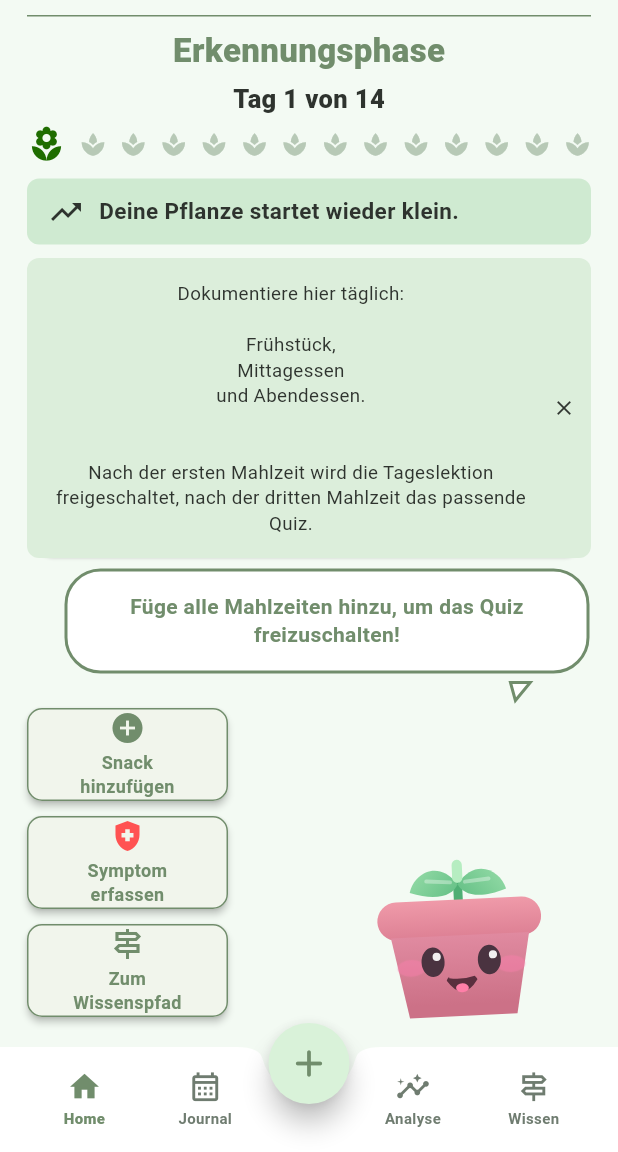
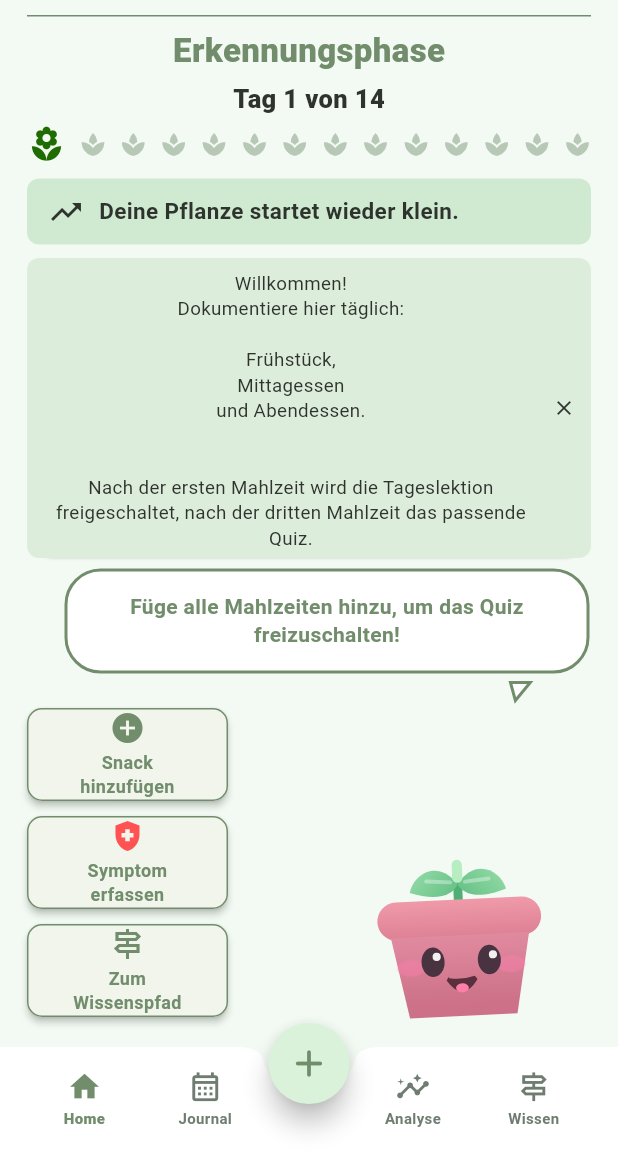
Before and after one commit to annastache/DGS-Project-Prototype, a Flutter app: the screen it shows after launch, on a phone screen of 412 x 824 dp, the part 84-1236 px from its top. Run offline on Flutter 3.47's test engine with Material 3 defaults, Android fonts, the phone set to English and light mode, and no system bars.

Commit message:
final commit? (Willkommen)

```diff
--- a/lib/screens/home_screen.dart
+++ b/lib/screens/home_screen.dart
@@ -278,7 +278,7 @@ class _HomeScreenState extends State<HomeScreen> {
                     children: [
                       Expanded(
                         child: Text(
-                          'Dokumentiere hier täglich:\n\nFrühstück,\nMittagessen\nund Abendessen.\n\n\nNach der ersten Mahlzeit wird die Tageslektion freigeschaltet, nach der dritten Mahlzeit das passende Quiz.',
+                          'Willkommen!\nDokumentiere hier täglich:\n\nFrühstück,\nMittagessen\nund Abendessen.\n\n\nNach der ersten Mahlzeit wird die Tageslektion freigeschaltet, nach der dritten Mahlzeit das passende Quiz.',
                           style: TextStyle(fontSize: 12.5, color: AppColors.text), textAlign: TextAlign.center,
                         ),
                       ),
```
